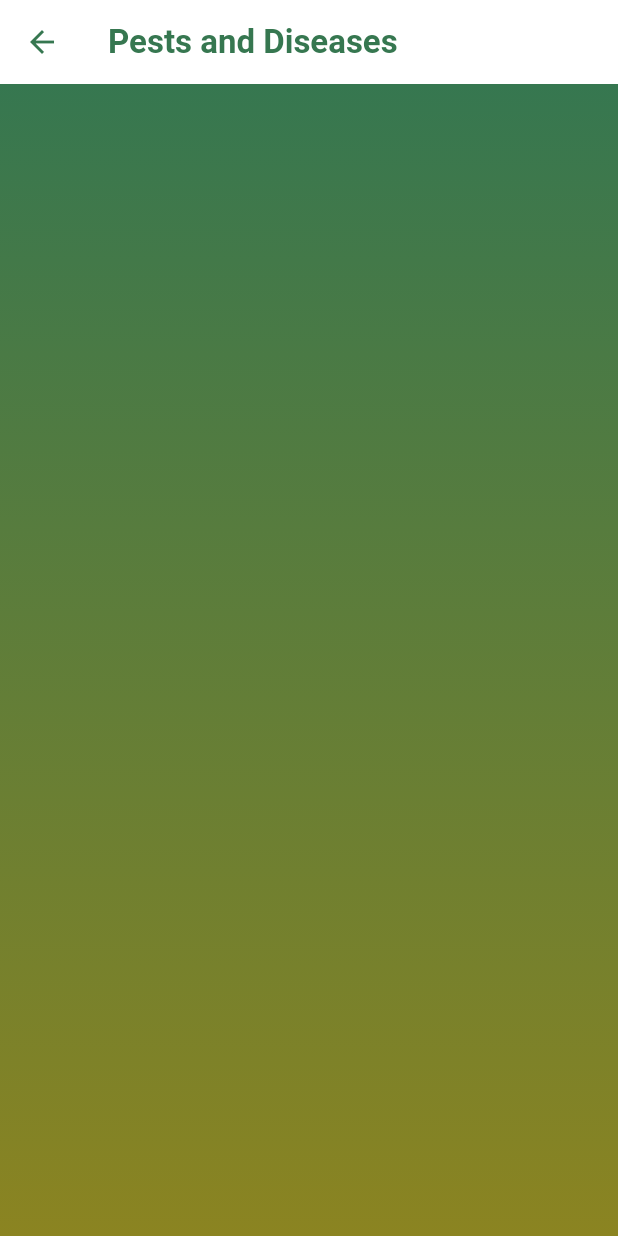
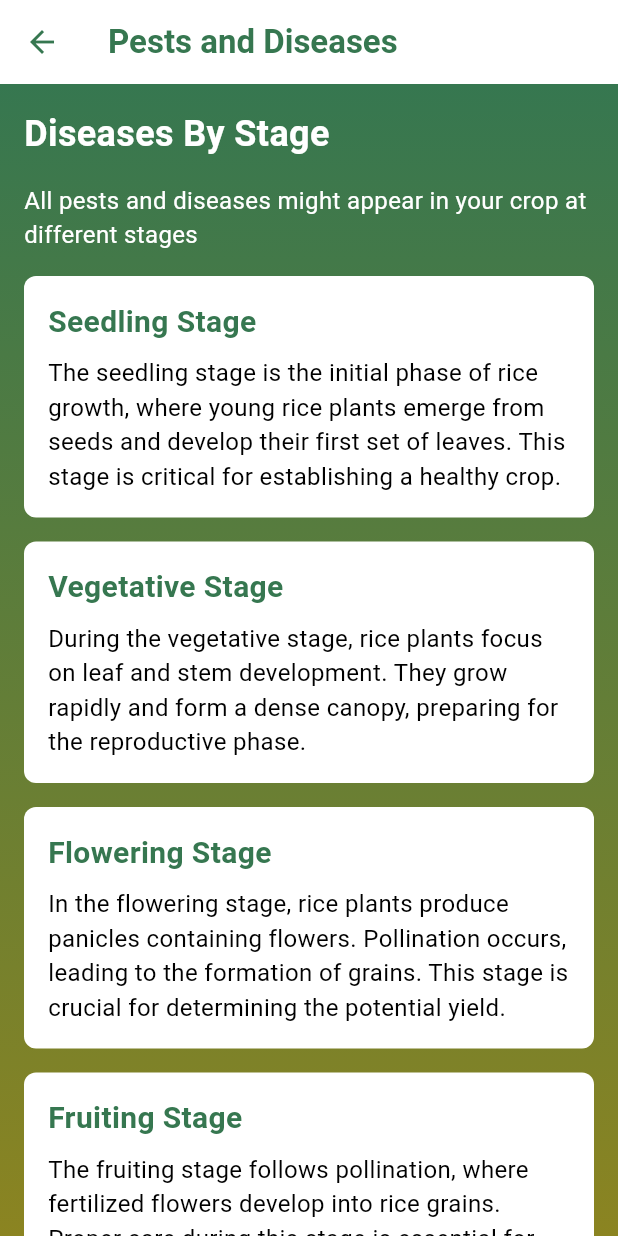
Before and after one commit to kclementir/cc206_human_humay, a Flutter app: the PestsScreen screen opened directly, on a phone screen of 412 x 824 dp. Run offline on Flutter 3.47's test engine with Material 3 defaults, Android fonts, the light colour scheme and no system bars; Roboto replaces fonts that are missing (Brand).

Commit message:
Update pests.dart

```diff
--- a/lib/components/pests.dart
+++ b/lib/components/pests.dart
@@ -33,8 +33,122 @@ class PestsScreen extends StatelessWidget {
             ],
           ),
         ),
-        // Add your content here
+        child: SingleChildScrollView(
+          padding: const EdgeInsets.all(16.0),
+          child: Column(
+            crossAxisAlignment: CrossAxisAlignment.start,
+            children: [
+              const Text(
+                'Diseases By Stage',
+                style: TextStyle(
+                  fontSize: 24.0,
+                  fontWeight: FontWeight.bold,
+                  color: Colors.white,
+                ),
+              ),
+              const SizedBox(height: 16.0),
+              const Text(
+                'All pests and diseases might appear in your crop at different stages',
+                style: TextStyle(
+                  fontSize: 16.0,
+                  color: Colors.white,
+                ),
+              ),
+              const SizedBox(height: 16.0),
+              _buildStageContainer(context, 'Seedling Stage',
+                  'The seedling stage is the initial phase of rice growth, where young rice plants emerge from seeds and develop their first set of leaves. This stage is critical for establishing a healthy crop.'),
+              _buildStageContainer(context, 'Vegetative Stage',
+                  'During the vegetative stage, rice plants focus on leaf and stem development. They grow rapidly and form a dense canopy, preparing for the reproductive phase.'),
+              _buildStageContainer(context, 'Flowering Stage',
+                  'In the flowering stage, rice plants produce panicles containing flowers. Pollination occurs, leading to the formation of grains. This stage is crucial for determining the potential yield.'),
+              _buildStageContainer(context, 'Fruiting Stage',
+                  'The fruiting stage follows pollination, where fertilized flowers develop into rice grains. Proper care during this stage is essential for achieving optimal grain size and quality.'),
+              _buildStageContainer(context, 'Harvesting Stage',
+                  'The harvesting stage marks the culmination of the rice growth cycle. Matured grains are ready for harvest, and farmers gather the crop. Harvesting practices impact overall yield and grain quality.'),
+            ],
+          ),
+        ),
+      ),
+    );
+  }
+
+  void _navigateToStagePage(
+      BuildContext context, String stage, String description) {
+    Navigator.push(
+      context,
+      MaterialPageRoute(
+        builder: (context) => StagePage(stage: stage, description: description),
+      ),
+    );
+  }
+
+  Widget _buildStageContainer(
+      BuildContext context, String stage, String description) {
+    return GestureDetector(
+      onTap: () => _navigateToStagePage(context, stage, description),
+      child: Container(
+        margin: const EdgeInsets.only(bottom: 16.0),
+        padding: const EdgeInsets.all(16.0),
+        decoration: BoxDecoration(
+          color: Colors.white,
+          borderRadius: BorderRadius.circular(8.0),
+        ),
+        child: Column(
+          crossAxisAlignment: CrossAxisAlignment.start,
+          children: [
+            Text(
+              stage,
+              style: const TextStyle(
+                fontSize: 20.0,
+                fontWeight: FontWeight.bold,
+                color: Color(0xFF367750),
+              ),
+            ),
+            const SizedBox(height: 8.0),
+            Text(
+              description,
+              style: const TextStyle(
+                fontSize: 16.0,
+                color: Colors.black,
+              ),
+            ),
+          ],
+        ),
       ),
     );
   }
 }
+
+class StagePage extends StatelessWidget {
+  final String stage;
+  final String description;
+
+  const StagePage({super.key, required this.stage, required this.description});
+
+  @override
+  Widget build(BuildContext context) {
+    return Scaffold(
+      appBar: AppBar(
+          //title: Text(stage),
+          ),
+      body: Padding(
+        padding: const EdgeInsets.all(16.0),
+        child: Column(
+          crossAxisAlignment: CrossAxisAlignment.start,
+          children: [
+            Text(
+              stage,
+              style:
+                  const TextStyle(fontSize: 20.0, fontWeight: FontWeight.bold),
+            ),
+            const SizedBox(height: 16.0),
+            const Text(
+              'Pests and diseases that might appear in your crops, ordered from most common to least common.',
+              style: TextStyle(fontSize: 16.0),
+            ),
+          ],
+        ),
+      ),
+    );
+  }
+}
```
